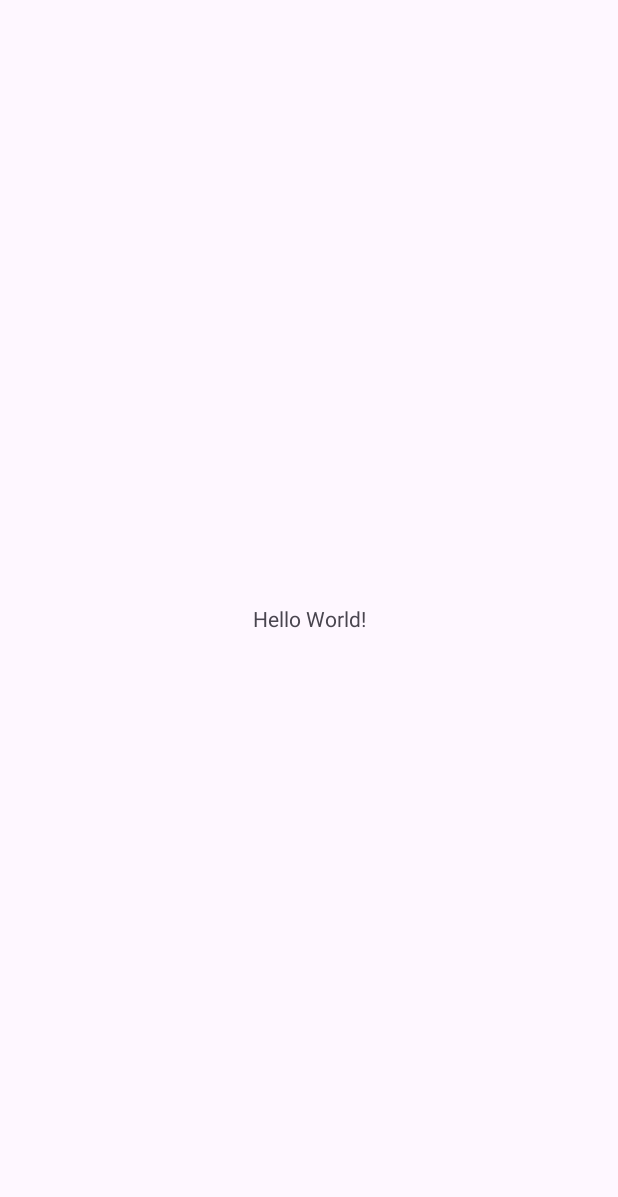
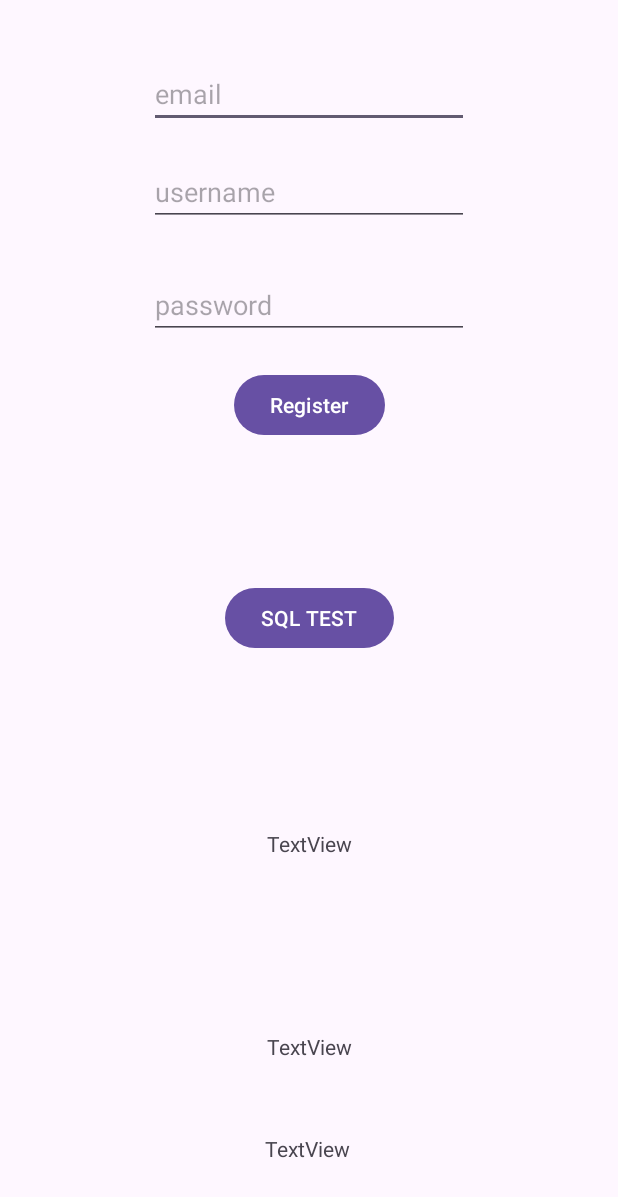
Before and after one commit to Wabugi69/sanpoapp, an Android app: the screen it shows after launch (MainActivity before the commit, LoginTest after it), on a phone screen of 412 x 824 dp. Before the commit the part shown is almost empty. Shown: the top 1197 px of the screen. Run offline under Robolectric (Android 15) with nearby library versions, the phone set to English and light mode, and no system bars.

Commit message:
登録機能を追加した

```diff
--- /dev/null
+++ b/app/src/main/java/jp/ac/sanpoapp/AppConstants.java
@@ -0,0 +1,5 @@
+package jp.ac.sanpoapp;
+
+public class AppConstants {
+    public static final String API_KEY = "BIGNUTS";
+}
--- a/app/src/main/java/jp/ac/sanpoapp/MainActivity.java
+++ b/app/src/main/java/jp/ac/sanpoapp/MainActivity.java
@@ -1,6 +1,7 @@
 package jp.ac.sanpoapp;
 
 import android.os.Bundle;
+
 
 import androidx.activity.EdgeToEdge;
 import androidx.appcompat.app.AppCompatActivity;
@@ -8,7 +9,9 @@ import androidx.core.graphics.Insets;
 import androidx.core.view.ViewCompat;
 import androidx.core.view.WindowInsetsCompat;
 
+
 public class MainActivity extends AppCompatActivity {
+
 
     @Override
     protected void onCreate(Bundle savedInstanceState) {
--- /dev/null
+++ b/app/src/main/res/layout/activity_login_test.xml
@@ -0,0 +1,100 @@
+<?xml version="1.0" encoding="utf-8"?>
+<androidx.constraintlayout.widget.ConstraintLayout xmlns:android="http://schemas.android.com/apk/res/android"
+    xmlns:app="http://schemas.android.com/apk/res-auto"
+    xmlns:tools="http://schemas.android.com/tools"
+    android:id="@+id/main"
+    android:layout_width="match_parent"
+    android:layout_height="match_parent"
+    tools:context=".LoginTest">
+
+
+        <Button
+            android:id="@+id/button"
+            android:layout_width="wrap_content"
+            android:layout_height="wrap_content"
+            android:onClick="GetTextFromSql"
+            android:text="SQL TEST"
+            app:layout_constraintBottom_toBottomOf="parent"
+            app:layout_constraintEnd_toEndOf="parent"
+            app:layout_constraintStart_toStartOf="parent"
+            app:layout_constraintTop_toTopOf="parent" />
+
+        <TextView
+            android:id="@+id/tx1"
+            android:layout_width="wrap_content"
+            android:layout_height="wrap_content"
+            android:text="TextView"
+            app:layout_constraintBottom_toTopOf="@+id/tx2"
+            app:layout_constraintEnd_toEndOf="parent"
+            app:layout_constraintStart_toStartOf="parent"
+            app:layout_constraintTop_toBottomOf="@+id/button" />
+
+        <TextView
+            android:id="@+id/tx2"
+            android:layout_width="wrap_content"
+            android:layout_height="wrap_content"
+            android:text="TextView"
+            app:layout_constraintBottom_toBottomOf="parent"
+            app:layout_constraintEnd_toEndOf="parent"
+            app:layout_constraintStart_toStartOf="parent"
+            app:layout_constraintTop_toBottomOf="@+id/tx1" />
+
+    <TextView
+        android:id="@+id/tx3"
+        android:layout_width="wrap_content"
+        android:layout_height="wrap_content"
+        android:text="TextView"
+        app:layout_constraintBottom_toBottomOf="parent"
+        app:layout_constraintEnd_toEndOf="parent"
+        app:layout_constraintHorizontal_bias="0.498"
+        app:layout_constraintStart_toStartOf="parent"
+        app:layout_constraintTop_toBottomOf="@+id/tx2" />
+
+    <Button
+        android:id="@+id/registerButton"
+        android:layout_width="wrap_content"
+        android:layout_height="wrap_content"
+        android:layout_marginTop="20dp"
+        android:onClick="RegisterUser"
+        android:text="Register"
+        app:layout_constraintEnd_toEndOf="parent"
+        app:layout_constraintStart_toStartOf="parent"
+        app:layout_constraintTop_toBottomOf="@+id/passwordText" />
+
+    <EditText
+        android:id="@+id/emailText"
+        android:layout_width="wrap_content"
+        android:layout_height="wrap_content"
+        android:layout_marginTop="40dp"
+        android:ems="10"
+        android:hint="email"
+        android:inputType="text"
+        app:layout_constraintEnd_toEndOf="parent"
+        app:layout_constraintStart_toStartOf="parent"
+        app:layout_constraintTop_toTopOf="parent" />
+
+    <EditText
+        android:id="@+id/usernameText"
+        android:layout_width="wrap_content"
+        android:layout_height="wrap_content"
+        android:layout_marginTop="20dp"
+        android:ems="10"
+        android:hint="username"
+        android:inputType="text"
+        app:layout_constraintEnd_toEndOf="parent"
+        app:layout_constraintStart_toStartOf="parent"
+        app:layout_constraintTop_toBottomOf="@+id/emailText" />
+
+    <EditText
+        android:id="@+id/passwordText"
+        android:layout_width="wrap_content"
+        android:layout_height="wrap_content"
+        android:layout_marginTop="30dp"
+        android:ems="10"
+        android:hint="password"
+        android:inputType="text"
+        app:layout_constraintEnd_toEndOf="parent"
+        app:layout_constraintStart_toStartOf="parent"
+        app:layout_constraintTop_toBottomOf="@+id/usernameText" />
+
+</androidx.constraintlayout.widget.ConstraintLayout>
--- a/app/src/main/res/layout/activity_main.xml
+++ b/app/src/main/res/layout/activity_main.xml
@@ -7,13 +7,4 @@
     android:layout_height="match_parent"
     tools:context=".MainActivity">
 
-    <TextView
-        android:layout_width="wrap_content"
-        android:layout_height="wrap_content"
-        android:text="Hello World!"
-        app:layout_constraintBottom_toBottomOf="parent"
-        app:layout_constraintEnd_toEndOf="parent"
-        app:layout_constraintStart_toStartOf="parent"
-        app:layout_constraintTop_toTopOf="parent" />
-
 </androidx.constraintlayout.widget.ConstraintLayout>
--- a/build.gradle.kts
+++ b/build.gradle.kts
@@ -1,4 +1,5 @@
 // Top-level build file where you can add configuration options common to all sub-projects/modules.
 plugins {
     alias(libs.plugins.android.application) apply false
+    alias(libs.plugins.kotlin.android) apply false
 }
--- a/gradle/libs.versions.toml
+++ b/gradle/libs.versions.toml
@@ -7,6 +7,8 @@ appcompat = "1.7.0"
 material = "1.12.0"
 activity = "1.10.0"
 constraintlayout = "2.2.0"
+kotlin = "1.9.24"
+coreKtx = "1.16.0"
 
 [libraries]
 junit = { group = "junit", name = "junit", version.ref = "junit" }
@@ -16,6 +18,8 @@ appcompat = { group = "androidx.appcompat", name = "appcompat", version.ref = "a
 material = { group = "com.google.android.material", name = "material", version.ref = "material" }
 activity = { group = "androidx.activity", name = "activity", version.ref = "activity" }
 constraintlayout = { group = "androidx.constraintlayout", name = "constraintlayout", version.ref = "constraintlayout" }
+core-ktx = { group = "androidx.core", name = "core-ktx", version.ref = "coreKtx" }
 
 [plugins]
 android-application = { id = "com.android.application", version.ref = "agp" }
+kotlin-android = { id = "org.jetbrains.kotlin.android", version.ref = "kotlin" }
```
Also changed, not shown: app/build.gradle.kts (+7 -1 lines), app/src/main/AndroidManifest.xml (+9 -2 lines), app/src/main/java/jp/ac/sanpoapp/ConnectionManager.java (added, +34 -0 lines), app/src/main/java/jp/ac/sanpoapp/DatabaseAPICalls.java (added, +28 -0 lines), app/src/main/java/jp/ac/sanpoapp/LoginTest.java (added, +134 -0 lines), app/src/main/java/jp/ac/sanpoapp/RemoteAPI.java (added, +130 -0 lines).
